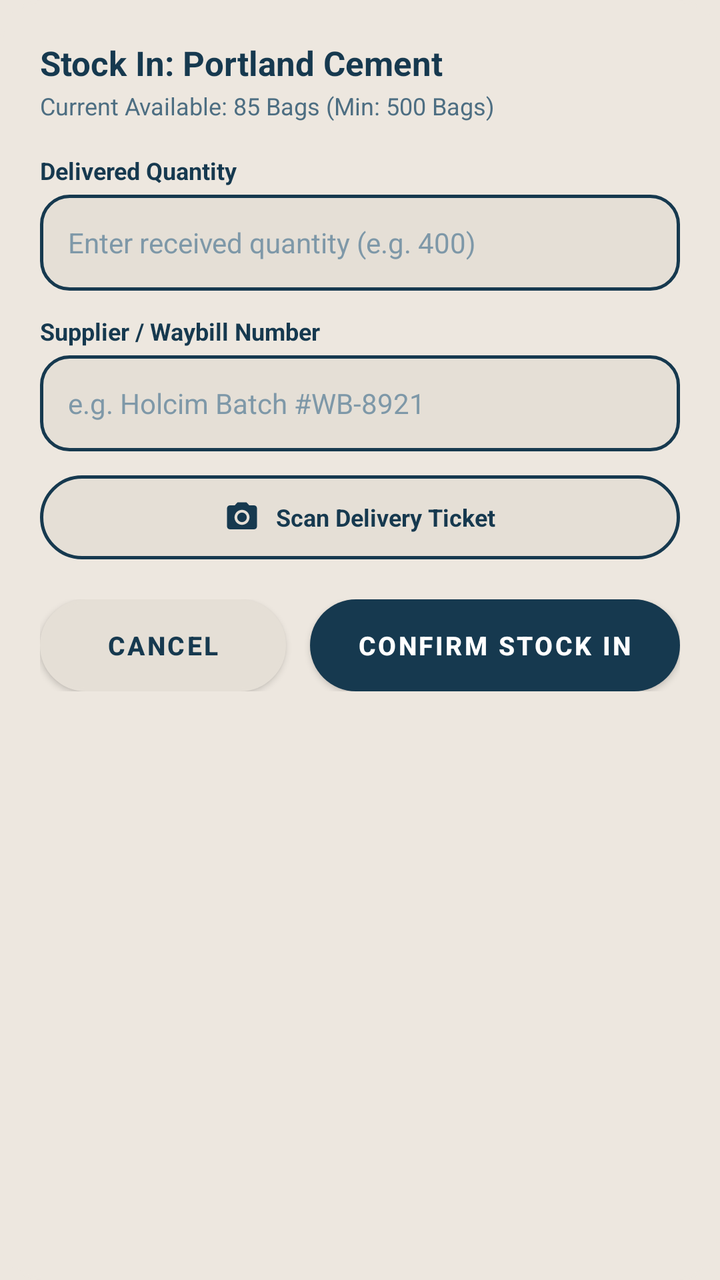
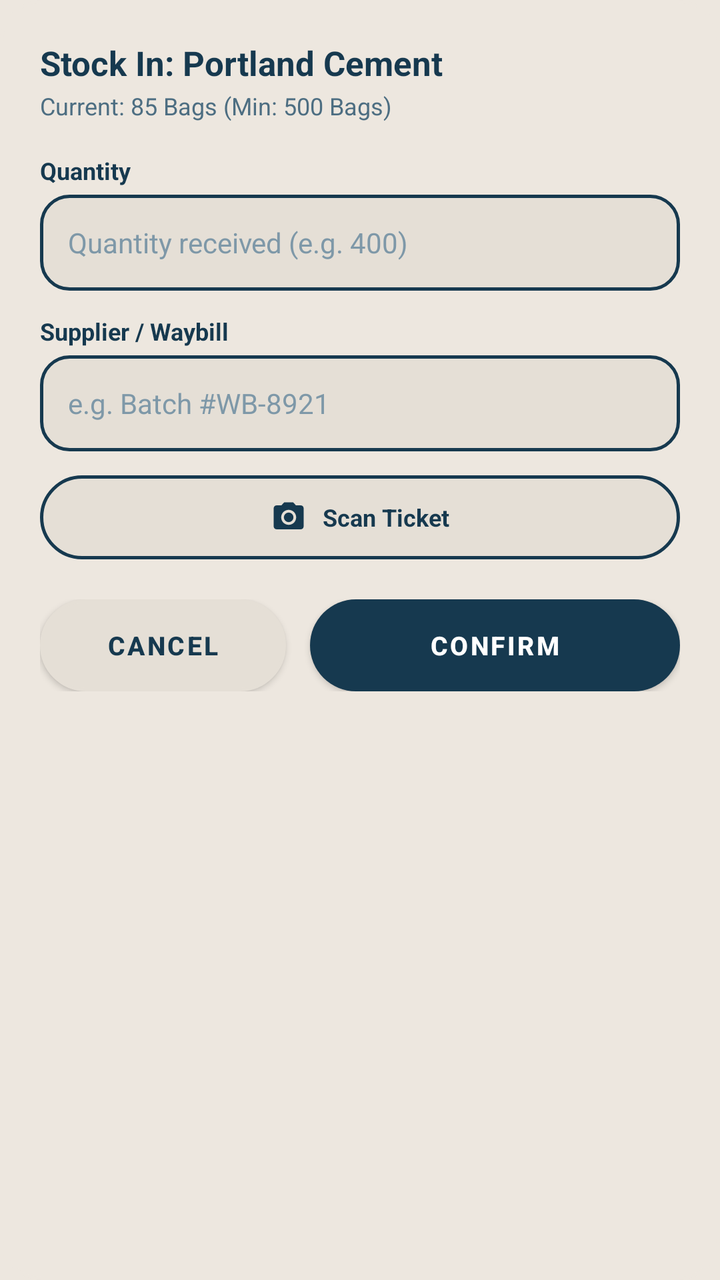

Compare the two renders of this Android layout. The source of the first and the diff that turns it into the second are given below.
<!-- AndroidManifest.xml: application theme Theme.SiteSync -->
<!-- res/layout/dialog_stock_in.xml -->
<?xml version="1.0" encoding="utf-8"?>
<LinearLayout xmlns:android="http://schemas.android.com/apk/res/android"
    xmlns:app="http://schemas.android.com/apk/res-auto"
    android:layout_width="match_parent"
    android:layout_height="wrap_content"
    android:orientation="vertical"
    android:background="@drawable/bg_card_outlined"
    android:backgroundTint="@color/warm_ash_base"
    android:padding="20dp">

    <TextView
        android:id="@+id/tvStockInTitle"
        android:layout_width="match_parent"
        android:layout_height="wrap_content"
        android:text="Stock In: Portland Cement"
        android:textColor="@color/text_oxide_primary"
        android:textSize="17sp"
        android:textStyle="bold" />

    <TextView
        android:id="@+id/tvStockInCurrent"
        android:layout_width="match_parent"
        android:layout_height="wrap_content"
        android:text="Current Available: 85 Bags (Min: 500 Bags)"
        android:textColor="@color/text_oxide_secondary"
        android:textSize="12sp"
        android:layout_marginTop="2dp"
        android:layout_marginBottom="16dp" />

    <TextView
        android:layout_width="match_parent"
        android:layout_height="wrap_content"
        android:text="Delivered Quantity"
        android:textColor="@color/text_oxide_primary"
        android:textSize="12sp"
        android:textStyle="bold"
        android:layout_marginBottom="4dp" />

    <EditText
        android:id="@+id/etStockInQuantity"
        android:layout_width="match_parent"
        android:layout_height="48dp"
        android:background="@drawable/bg_rounded_input"
        android:inputType="numberDecimal"
        android:hint="Enter received quantity (e.g. 400)"
        android:textColor="@color/text_oxide_primary"
        android:textColorHint="@color/text_oxide_muted"
        android:textSize="14sp"
        android:paddingStart="14dp"
        android:paddingEnd="14dp"
        android:layout_marginBottom="12dp" />

    <TextView
        android:layout_width="match_parent"
        android:layout_height="wrap_content"
        android:text="Supplier / Waybill Number"
        android:textColor="@color/text_oxide_primary"
        android:textSize="12sp"
        android:textStyle="bold"
        android:layout_marginBottom="4dp" />

    <EditText
        android:id="@+id/etStockInSupplier"
        android:layout_width="match_parent"
        android:layout_height="48dp"
        android:background="@drawable/bg_rounded_input"
        android:hint="e.g. Holcim Batch #WB-8921"
        android:textColor="@color/text_oxide_primary"
        android:textColorHint="@color/text_oxide_muted"
        android:textSize="14sp"
        android:paddingStart="14dp"
        android:paddingEnd="14dp"
        android:layout_marginBottom="12dp" />

    
    <LinearLayout
        android:id="@+id/btnScanDeliveryTicket"
        android:layout_width="match_parent"
        android:layout_height="42dp"
        android:background="@drawable/btn_secondary_outline"
        android:gravity="center"
        android:orientation="horizontal"
        android:clickable="true"
        android:focusable="true"
        android:layout_marginBottom="20dp">

        <ImageView
            android:layout_width="18dp"
            android:layout_height="18dp"
            android:src="@drawable/ic_camera"
            app:tint="@color/oxide_blue_primary"
            android:contentDescription="Camera Scan" />

        <TextView
            android:id="@+id/tvScanTicketLabel"
            android:layout_width="wrap_content"
            android:layout_height="wrap_content"
            android:layout_marginStart="8dp"
            android:text="Scan Delivery Ticket"
            android:textColor="@color/oxide_blue_primary"
            android:textSize="12sp"
            android:textStyle="bold" />
    </LinearLayout>

    
    <LinearLayout
        android:layout_width="match_parent"
        android:layout_height="wrap_content"
        android:orientation="horizontal">

        <com.google.android.material.button.MaterialButton
            android:id="@+id/btnCancelStockIn"
            android:layout_width="0dp"
            android:layout_height="46dp"
            android:layout_weight="1"
            android:background="@drawable/btn_secondary_outline"
            app:backgroundTint="@color/warm_ash_surface"
            app:strokeColor="@color/stroke_oxide_blue"
            app:strokeWidth="1.5dp"
            android:text="Cancel"
            android:textColor="@color/oxide_blue_primary"
            android:textSize="13sp"
            android:textStyle="bold"
            app:cornerRadius="23dp"
            android:layout_marginEnd="6dp" />

        <com.google.android.material.button.MaterialButton
            android:id="@+id/btnConfirmStockIn"
            android:layout_width="0dp"
            android:layout_height="46dp"
            android:layout_weight="1.5"
            android:background="@drawable/btn_primary_oxide"
            app:backgroundTint="@color/oxide_blue_primary"
            android:text="Confirm Stock In"
            android:textColor="@color/text_on_oxide_white"
            android:textSize="13sp"
            android:textStyle="bold"
            app:cornerRadius="23dp"
            android:layout_marginStart="6dp" />
    </LinearLayout>

</LinearLayout>
<!-- resources referenced by this layout -->
<resources>
  <color name="oxide_blue_primary">#16394F</color>
  <color name="stroke_oxide_blue">#16394F</color>
  <color name="text_on_oxide_white">#FFFFFF</color>
  <color name="text_oxide_muted">#7E98A8</color>
  <color name="text_oxide_primary">#16394F</color>
  <color name="text_oxide_secondary">#4D6E82</color>
  <color name="warm_ash_base">#EDE7DF</color>
  <color name="warm_ash_surface">#E5DFD6</color>
  <!-- drawable bg_card_outlined (drawable) -->
  <?xml version="1.0" encoding="utf-8"?>
  <shape xmlns:android="http://schemas.android.com/apk/res/android"
      android:shape="rectangle">
      <solid android:color="@color/warm_ash_surface" />
      <stroke
          android:width="1.5dp"
          android:color="@color/stroke_oxide_blue" />
      <corners android:radius="20dp" />
  </shape>
  <!-- drawable bg_rounded_input (drawable) -->
  <?xml version="1.0" encoding="utf-8"?>
  <shape xmlns:android="http://schemas.android.com/apk/res/android"
      android:shape="rectangle">
      <solid android:color="@color/warm_ash_surface" />
      <stroke
          android:width="1.5dp"
          android:color="@color/stroke_oxide_blue" />
      <corners android:radius="14dp" />
  </shape>
  <!-- drawable btn_primary_oxide (drawable) -->
  <?xml version="1.0" encoding="utf-8"?>
  <ripple xmlns:android="http://schemas.android.com/apk/res/android"
      android:color="@color/oxide_blue_dark">
      <item>
          <shape android:shape="rectangle">
              <solid android:color="@color/oxide_blue_primary" />
              <corners android:radius="24dp" />
          </shape>
      </item>
  </ripple>
  <!-- drawable btn_secondary_outline (drawable) -->
  <?xml version="1.0" encoding="utf-8"?>
  <ripple xmlns:android="http://schemas.android.com/apk/res/android"
      android:color="@color/warm_ash_surface_alt">
      <item>
          <shape android:shape="rectangle">
              <solid android:color="@color/warm_ash_surface" />
              <stroke
                  android:width="1.5dp"
                  android:color="@color/stroke_oxide_blue" />
              <corners android:radius="24dp" />
          </shape>
      </item>
  </ripple>
  <!-- drawable ic_camera (drawable) -->
  <vector xmlns:android="http://schemas.android.com/apk/res/android"
      android:width="24dp"
      android:height="24dp"
      android:viewportWidth="24"
      android:viewportHeight="24">
      <path
          android:fillColor="#2563EB"
          android:pathData="M12,12m-3.2,0a3.2,3.2 0 1,1 6.4,0a3.2,3.2 0 1,1 -6.4,0" />
      <path
          android:fillColor="#2563EB"
          android:pathData="M9,2L7.17,4H4c-1.1,0 -2,0.9 -2,2v12c0,1.1 0.9,2 2,2h16c1.1,0 2,-0.9 2,-2V6c0,-1.1 -0.9,-2 -2,-2h-3.17L15,2H9zm3,15c-2.76,0 -5,-2.24 -5,-5s2.24,-5 5,-5 5,2.24 5,5 -2.24,5 -5,5z" />
  </vector>
  <color name="oxide_blue_dark">#0E2636</color>
  <color name="warm_ash_surface_alt">#DBD4CA</color>
  <color name="oxide_blue_light">#24526E</color>
  <!-- unchanged entries left out for length: 1 -->
</resources>

<!-- the commit's change to res/layout/dialog_stock_in.xml (unified diff, before → after) -->
@@ -21,7 +21,7 @@
         android:id="@+id/tvStockInCurrent"
         android:layout_width="match_parent"
         android:layout_height="wrap_content"
-        android:text="Current Available: 85 Bags (Min: 500 Bags)"
+        android:text="Current: 85 Bags (Min: 500 Bags)"
         android:textColor="@color/text_oxide_secondary"
         android:textSize="12sp"
         android:layout_marginTop="2dp"
@@ -30,7 +30,7 @@
     <TextView
         android:layout_width="match_parent"
         android:layout_height="wrap_content"
-        android:text="Delivered Quantity"
+        android:text="Quantity"
         android:textColor="@color/text_oxide_primary"
         android:textSize="12sp"
         android:textStyle="bold"
@@ -42,7 +42,7 @@
         android:layout_height="48dp"
         android:background="@drawable/bg_rounded_input"
         android:inputType="numberDecimal"
-        android:hint="Enter received quantity (e.g. 400)"
+        android:hint="Quantity received (e.g. 400)"
         android:textColor="@color/text_oxide_primary"
         android:textColorHint="@color/text_oxide_muted"
         android:textSize="14sp"
@@ -53,7 +53,7 @@
     <TextView
         android:layout_width="match_parent"
         android:layout_height="wrap_content"
-        android:text="Supplier / Waybill Number"
+        android:text="Supplier / Waybill"
         android:textColor="@color/text_oxide_primary"
         android:textSize="12sp"
         android:textStyle="bold"
@@ -64,7 +64,7 @@
         android:layout_width="match_parent"
         android:layout_height="48dp"
         android:background="@drawable/bg_rounded_input"
-        android:hint="e.g. Holcim Batch #WB-8921"
+        android:hint="e.g. Batch #WB-8921"
         android:textColor="@color/text_oxide_primary"
         android:textColorHint="@color/text_oxide_muted"
         android:textSize="14sp"
@@ -96,7 +96,7 @@
             android:layout_width="wrap_content"
             android:layout_height="wrap_content"
             android:layout_marginStart="8dp"
-            android:text="Scan Delivery Ticket"
+            android:text="Scan Ticket"
             android:textColor="@color/oxide_blue_primary"
             android:textSize="12sp"
             android:textStyle="bold" />
@@ -131,7 +131,7 @@
             android:layout_weight="1.5"
             android:background="@drawable/btn_primary_oxide"
             app:backgroundTint="@color/oxide_blue_primary"
-            android:text="Confirm Stock In"
+            android:text="Confirm"
             android:textColor="@color/text_on_oxide_white"
             android:textSize="13sp"
             android:textStyle="bold"
